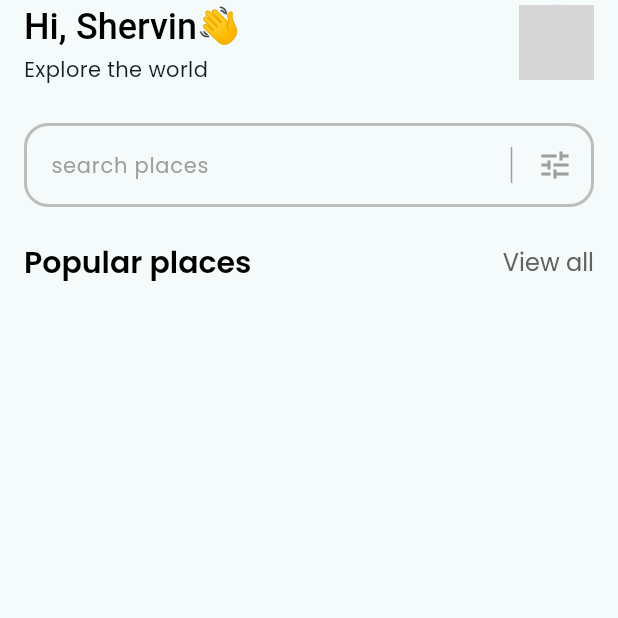
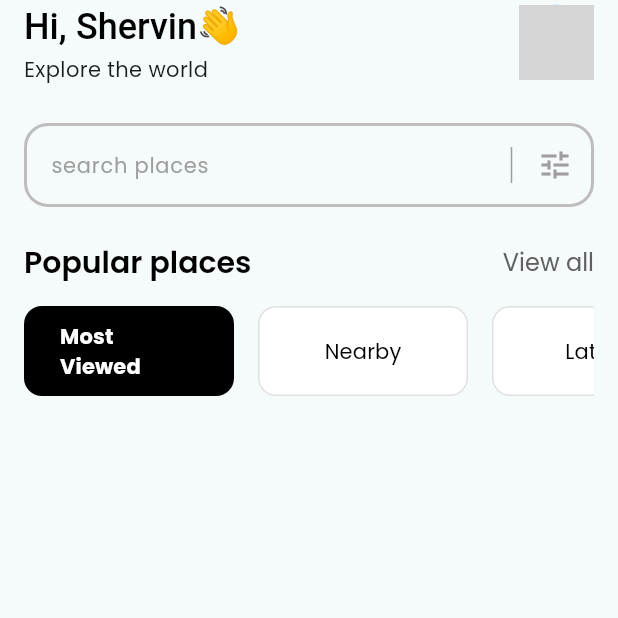
Before and after one commit to ShervinKazemi/Travel, a Flutter app: the screen it shows after launch, on a phone screen of 412 x 824 dp, the top half of it. Run offline on Flutter 3.47's test engine with Material 3 defaults, Android fonts, the phone set to English and light mode, and no system bars; our stand-ins replace flutter_native_splash, gap, google_fonts; grey boxes are pictures that could not be loaded.

Commit message:
feat(develop): add button_item.dart

```diff
--- a/lib/presentation/home/home_page.dart
+++ b/lib/presentation/home/home_page.dart
@@ -2,11 +2,25 @@ import 'package:flutter/material.dart';
 import 'package:gap/gap.dart';
 import 'package:provider/provider.dart';
 import 'package:travel/model/provider/home_provider.dart';
+import 'package:travel/presentation/widget/button_item.dart';
 import 'package:travel/presentation/widget/home_app_bar.dart';
 import 'package:travel/presentation/widget/search_bar.dart';
 
-class HomePage extends StatelessWidget {
+class HomePage extends StatefulWidget {
   const HomePage({super.key});
+
+  @override
+  State<HomePage> createState() => _HomePageState();
+}
+
+class _HomePageState extends State<HomePage> {
+  String selectedButton = "Most Viewed"; // Default selected button
+
+  void _onButtonClick(String text) {
+    setState(() {
+      selectedButton = text;
+    });
+  }
 
   @override
   Widget build(BuildContext context) {
@@ -25,16 +39,46 @@ class HomePage extends StatelessWidget {
               mainAxisAlignment: MainAxisAlignment.spaceBetween,
               crossAxisAlignment: CrossAxisAlignment.center,
               children: [
-                Text(
-                  "Popular places",
-                  style: textTheme.headlineMedium,
-                ),
+                Text("Popular places", style: textTheme.headlineMedium),
                 Text(
                   "View all",
-                  style: textTheme.headlineSmall!.copyWith(color: Colors.grey.shade700),
-                )
+                  style: textTheme.headlineSmall!.copyWith(
+                    color: Colors.grey.shade700,
+                  ),
+                ),
               ],
-            )
+            ),
+            Gap(16),
+            SingleChildScrollView(
+              scrollDirection: Axis.horizontal,
+              child: Row(
+                children: [
+                  ButtonItem(
+                    text: "Most Viewed",
+                    onClick: _onButtonClick,
+                    color: selectedButton == "Most Viewed"
+                        ? Colors.black
+                        : Colors.white,
+                  ),
+                  Gap(16),
+                  ButtonItem(
+                    text: "Nearby",
+                    onClick: _onButtonClick,
+                    color: selectedButton == "Nearby"
+                        ? Colors.black
+                        : Colors.white,
+                  ),
+                  Gap(16),
+                  ButtonItem(
+                    text: "Latest",
+                    onClick: _onButtonClick,
+                    color: selectedButton == "Latest"
+                        ? Colors.black
+                        : Colors.white,
+                  ),
+                ],
+              ),
+            ),
           ],
         ),
       ),
--- /dev/null
+++ b/lib/presentation/widget/button_item.dart
@@ -0,0 +1,43 @@
+import 'package:flutter/material.dart';
+
+class ButtonItem extends StatelessWidget {
+  final String text;
+  final Function(String) onClick;
+  final Color color;
+
+  const ButtonItem({
+    super.key,
+    required this.text,
+    required this.onClick,
+    required this.color,
+  });
+
+  @override
+  Widget build(BuildContext context) {
+    final isSelected = color == Colors.black;
+
+    return SizedBox(
+      width: 140,
+      height: 60,
+      child: ElevatedButton(
+        style: ElevatedButton.styleFrom(
+          backgroundColor: color,
+          foregroundColor: isSelected ? Colors.white : Colors.black,
+          shape: RoundedRectangleBorder(
+            borderRadius: BorderRadius.circular(12),
+            side: BorderSide(
+              color: isSelected ? Colors.transparent : Colors.grey.shade300,
+            ),
+          ),
+        ),
+        onPressed: () => onClick(text),
+        child: Text(
+          text,
+          style: TextStyle(
+            fontWeight: isSelected ? FontWeight.bold : FontWeight.normal,
+          ),
+        ),
+      ),
+    );
+  }
+}
```
